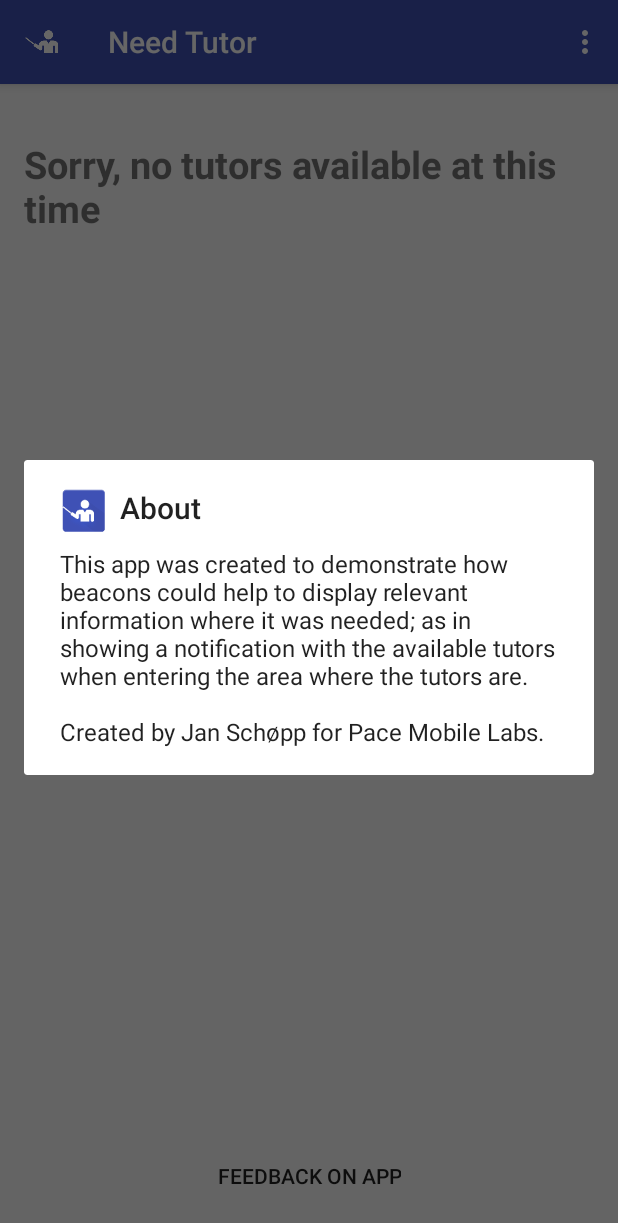
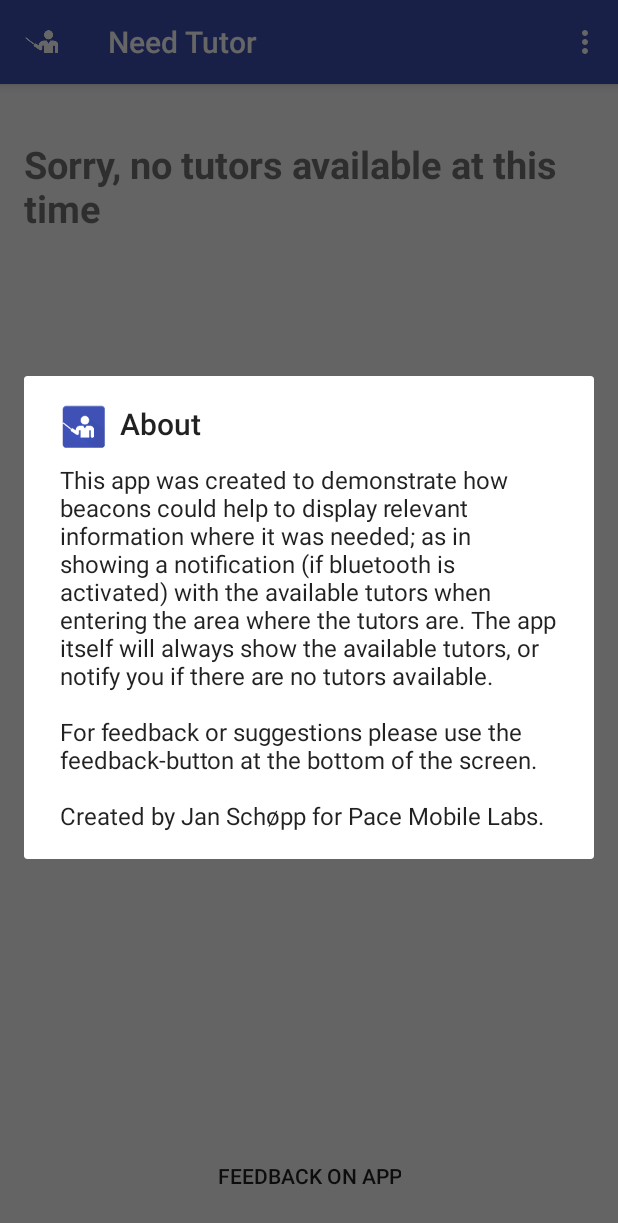
Before and after one commit to paceuniversity/pacemobilelab, an Android app: the screen it shows after launch (MainActivity), in the options menu, after a tap on "About", on a phone screen of 412 x 824 dp. Shown: the top 1223 px of the screen. Run offline under Robolectric (Android 15) with nearby library versions, the phone set to English and light mode, and no system bars; libraries missing offline, so code that uses them is left out: com.estimote.sdk; 3 statements that could not run were skipped.

Commit message:
Added How To menu option with text and shortened About.
Added Welcome message for first time users.

```diff
--- a/Tutor/app/src/main/java/com/example/jangerhard/tutor/MainActivity.java
+++ b/Tutor/app/src/main/java/com/example/jangerhard/tutor/MainActivity.java
@@ -1,6 +1,7 @@
 package com.example.jangerhard.tutor;
 
 import android.content.Intent;
+import android.content.SharedPreferences;
 import android.support.v7.app.AlertDialog;
 import android.support.v7.app.AppCompatActivity;
 import android.os.Bundle;
@@ -25,6 +26,8 @@ import java.util.UUID;
 
 public class MainActivity extends AppCompatActivity implements View.OnClickListener {
 
+    SharedPreferences prefs = null;
+
     private Toolbar mToolbar;
     private Menu menu;
 
@@ -43,6 +46,8 @@ public class MainActivity extends AppCompatActivity implements View.OnClickListe
     protected void onCreate(Bundle savedInstanceState) {
         super.onCreate(savedInstanceState);
         setContentView(R.layout.activity_main);
+
+        prefs = getSharedPreferences("com.mycompany.myAppName", MODE_PRIVATE);
 
         hiddenSecret = 0;
         mToolbar = (Toolbar) findViewById(R.id.toolbar);
@@ -220,6 +225,15 @@ public class MainActivity extends AppCompatActivity implements View.OnClickListe
     protected void onResume() {
         super.onResume();
 
+        if (prefs.getBoolean("firstrun", true)) {
+
+            showAlertDialog("Welcome!", "Thank you for downloading this app! \n\n" +
+                    "Check out the 'About' and 'How to use' in the top right corner, " +
+                    "and enjoy!");
+
+            prefs.edit().putBoolean("firstrun", false).commit();
+        }
+
         refresh();
 
         //SystemRequirementsChecker.checkWithDefaultDialogs(this);
@@ -246,18 +260,21 @@ public class MainActivity extends AppCompatActivity implements View.OnClickListe
         // as you specify a parent activity in AndroidManifest.xml.
         switch (item.getItemId()) {
             case R.id.settings:
-                showAbout();
+                showAlertDialog(getString(R.string.title_about), getString(R.string.text_about));
+                return true;
+            case R.id.howto:
+                showAlertDialog(getString(R.string.title_howto), getString(R.string.text_howto));
                 return true;
         }
 
         return super.onOptionsItemSelected(item);
     }
 
-    private void showAbout(){
+    private void showAlertDialog(String title, String message){
         AlertDialog.Builder builder = new AlertDialog.Builder(this);
         builder.setIcon(R.mipmap.ic_new_launcher);
-        builder.setTitle(getString(R.string.title_about));
-        builder.setMessage(getString(R.string.text_about));
+        builder.setTitle(title);
+        builder.setMessage(message);
         builder.show();
     }
 
--- a/Tutor/app/src/main/res/menu/menu_main.xml
+++ b/Tutor/app/src/main/res/menu/menu_main.xml
@@ -9,4 +9,10 @@
         android:title="@string/title_activity_settings"
         app:showAsAction="never" />
 
+    <item
+        android:id="@+id/howto"
+        android:orderInCategory="100"
+        android:title="@string/title_howto"
+        app:showAsAction="never" />
+
 </menu>
--- a/Tutor/app/src/main/res/values/strings.xml
+++ b/Tutor/app/src/main/res/values/strings.xml
@@ -12,9 +12,23 @@
 
     <string name="title_about">About</string>
     <string name="text_about">
-        This app was created to demonstrate how beacons could help to display relevant information where it was needed;
-        as in showing a notification with the available tutors when entering the area where the tutors are.
+        This app was created to demonstrate how beacons could help to display relevant information
+        where it was needed; as in showing a notification (if bluetooth is activated) with the
+        available tutors when entering the area where the tutors are. The app itself will
+        always show the available tutors, or notify you if there are no tutors available.
+
+        \n\nFor feedback or suggestions please use the feedback-button
+        at the bottom of the screen.
+
         \n\nCreated by Jan Schøpp for Pace Mobile Labs.
+    </string>
+    <string name="title_howto">How to use</string>
+    <string name="text_howto">
+        To use the notification feature, just activate bluetooth and you will receive a
+        notification with the available tutors, if you are in the Seidenberg Lounge. You don\'t
+        need to have the app open to receive the notification, but if you are already within the
+        space and have received the notification, you can always open the app
+        to quickly check the availability of the tutors.
     </string>
 
     <string name="tutor_Bhushan">Bhushan Surayawanshi/bs38923n@pace.edu</string>
```
